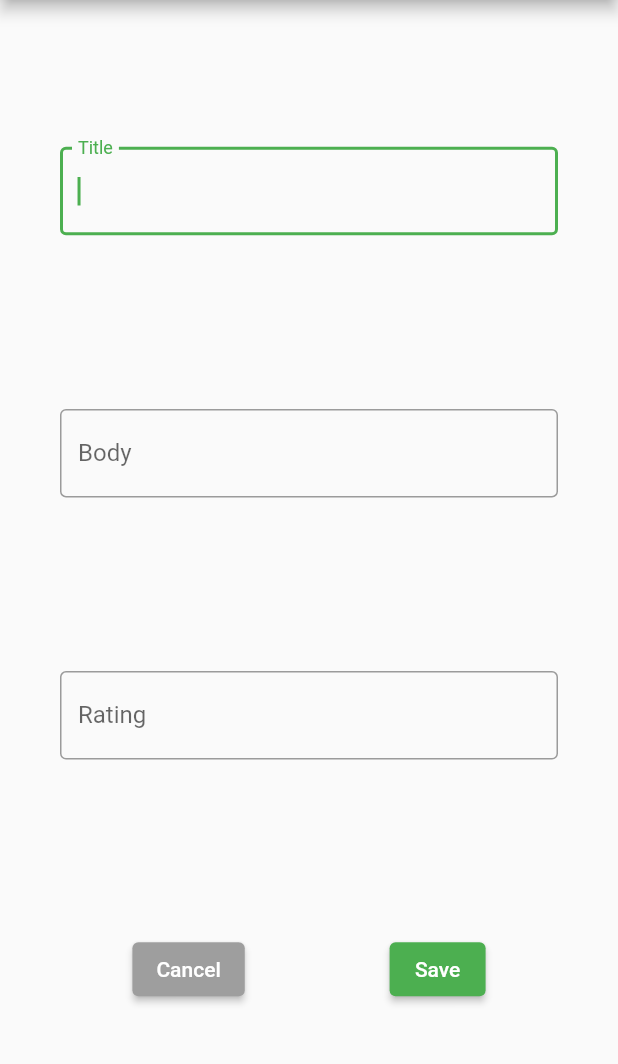
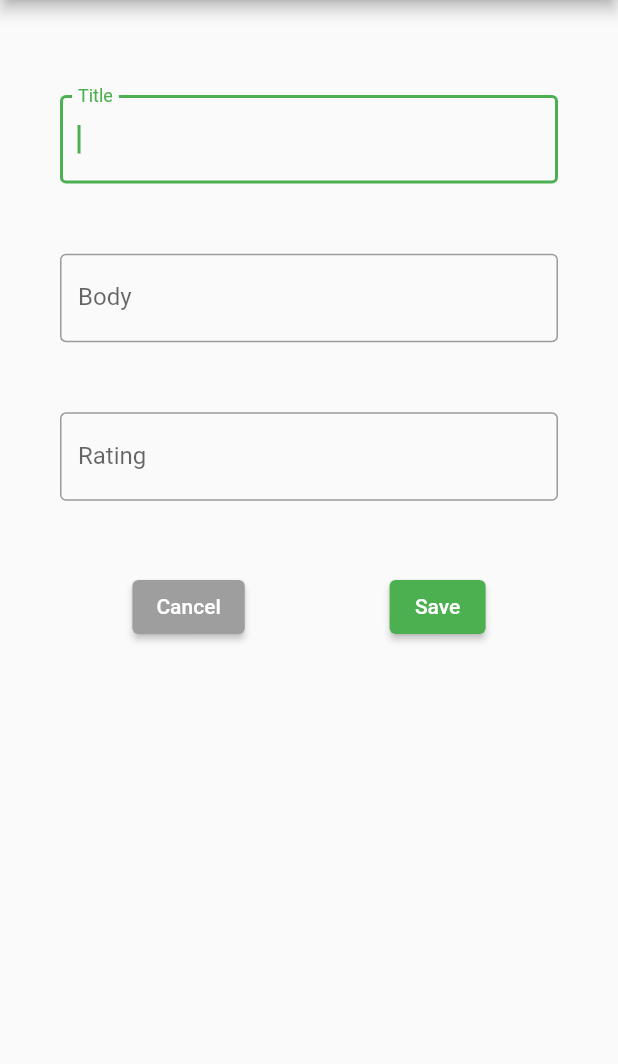
Before and after one commit to Schow94/Journal, a Flutter app: the AddEntry screen opened by its route, on a phone screen of 412 x 824 dp, the part 84-1148 px from its top. Run offline on Flutter 3.47's test engine with Material 2 defaults, Android fonts, the phone set to English and light mode, and no system bars.

Commit message:
dynamically set size of form based on orientation

```diff
--- a/lib/screens/add_entry_screen.dart
+++ b/lib/screens/add_entry_screen.dart
@@ -8,6 +8,16 @@ class AddEntry extends StatelessWidget {
     return Scaffold(
       appBar: AppBar(
         title: const Text('Add new Journal Entry'),
+        leading: Builder(
+          builder: (BuildContext context) {
+            return IconButton(
+              onPressed: () {
+                goBack(context);
+              },
+              icon: const Icon(Icons.arrow_back),
+            );
+          },
+        ),
         actions: [
           Builder(
             builder: (BuildContext context) {
@@ -23,7 +33,9 @@ class AddEntry extends StatelessWidget {
           ),
         ],
       ),
-      body: Container(
+      body: FractionallySizedBox(
+        child: Container(
+          height: getHeight(context),
           margin: const EdgeInsets.all(40),
           child: Column(
             crossAxisAlignment: CrossAxisAlignment.center,
@@ -103,6 +115,7 @@ class AddEntry extends StatelessWidget {
             ],
           ),
         ),
+      ),
       endDrawer: Drawer(
         child: ListView(
           padding: const EdgeInsets.all(0),
@@ -137,6 +150,17 @@ class AddEntry extends StatelessWidget {
   }
 
   /*
+    - Dynamically set height of FractionallySizedBox() based on screen orientation
+  */
+  double getHeight(context) {
+    if (MediaQuery.of(context).orientation == Orientation.portrait) {
+      return MediaQuery.of(context).size.height * 0.5;
+    } else {
+      return MediaQuery.of(context).size.height * 1;
+    }
+  }
+
+  /*
     Navigate to AddEntry Screen
   */
   void goToHomeScreen(BuildContext context) {
@@ -151,4 +175,11 @@ class AddEntry extends StatelessWidget {
 
     // Save form data to state
   }
+
+  /*
+    - Go back to previous/Home screen
+  */
+  void goBack(context) {
+    Navigator.pop(context);
   }
+}
--- a/lib/screens/journal_entry_screen.dart
+++ b/lib/screens/journal_entry_screen.dart
@@ -84,6 +84,9 @@ class JournalEntryScreen extends StatelessWidget {
     );
   }
 
+  /*
+    - Go back to previous/Home screen
+  */
   void goBack(context) {
     Navigator.pop(context);
   }
```
Lines whose indentation alone changed are shown as unchanged.
